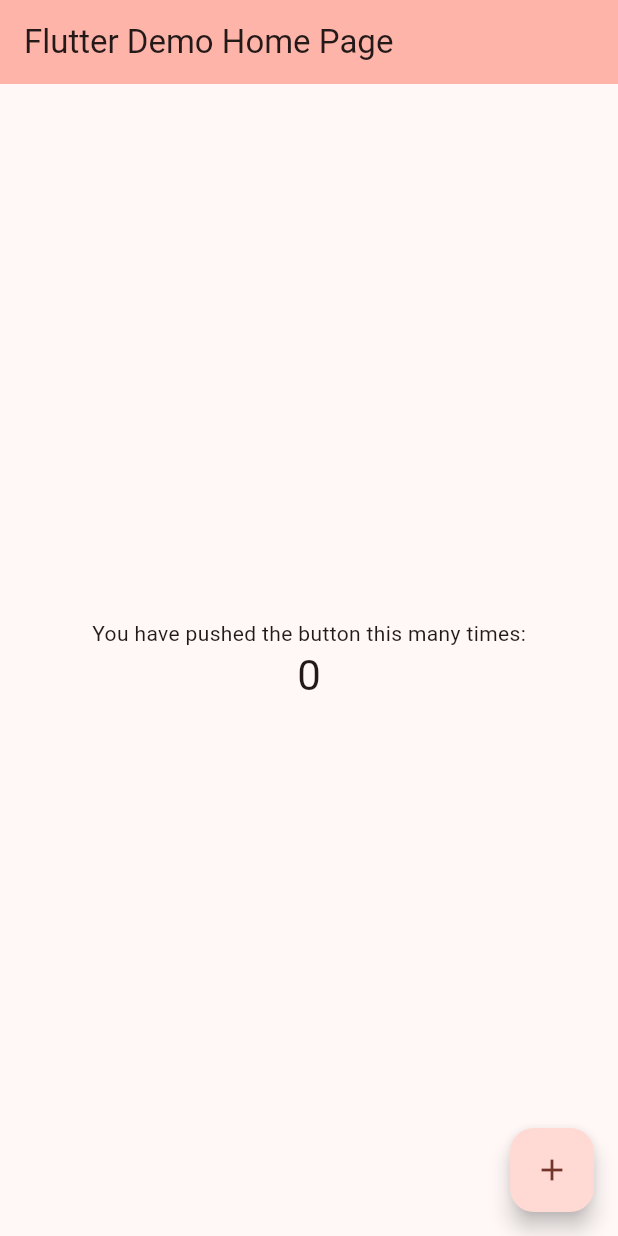
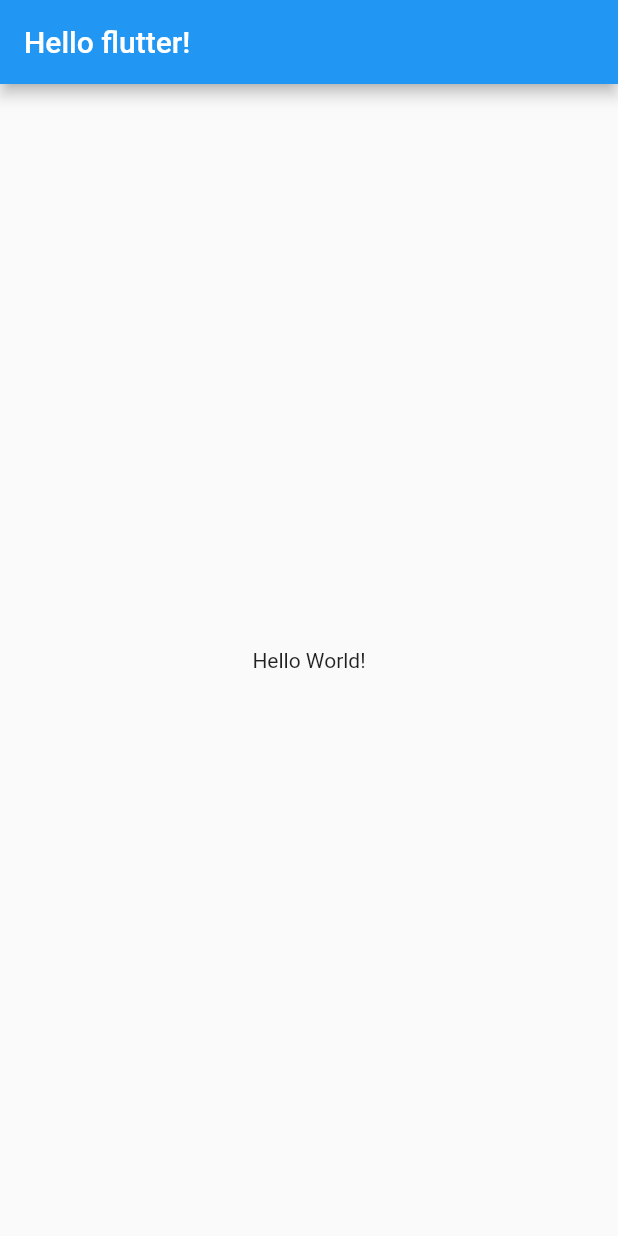
Before and after one commit to updaun/toonflix, a Flutter app: the screen it shows after launch, on a phone screen of 412 x 824 dp. Run offline on Flutter 3.47's test engine with Material 2 defaults, Android fonts, the phone set to English and light mode, and no system bars.

Commit message:
feat: hello flutter

```diff
--- a/lib/main.dart
+++ b/lib/main.dart
@@ -1,125 +1,21 @@
 import 'package:flutter/material.dart';
 
 void main() {
-  runApp(const MyApp());
+  runApp(const App());
 }
 
-class MyApp extends StatelessWidget {
-  const MyApp({super.key});
+class App extends StatelessWidget {
+  const App({super.key});
 
-  // This widget is the root of your application.
   @override
   Widget build(BuildContext context) {
     return MaterialApp(
-      title: 'Flutter Demo',
-      theme: ThemeData(
-        // This is the theme of your application.
-        //
-        // TRY THIS: Try running your application with "flutter run". You'll see
-        // the application has a blue toolbar. Then, without quitting the app,
-        // try changing the seedColor in the colorScheme below to Colors.green
-        // and then invoke "hot reload" (save your changes or press the "hot
-        // reload" button in a Flutter-supported IDE, or press "r" if you used
-        // the command line to start the app).
-        //
-        // Notice that the counter didn't reset back to zero; the application
-        // state is not lost during the reload. To reset the state, use hot
-        // restart instead.
-        //
-        // This works for code too, not just values: Most code changes can be
-        // tested with just a hot reload.
-        colorScheme: ColorScheme.fromSeed(seedColor: Colors.red),
-        useMaterial3: true,
+      home: Scaffold(
+        appBar: AppBar(
+          title: const Text('Hello flutter!'),
+        ),
+        body: const Center(child: Text('Hello World!')),
       ),
-      home: const MyHomePage(title: 'Flutter Demo Home Page'),
     );
   }
 }
-
-class MyHomePage extends StatefulWidget {
-  const MyHomePage({super.key, required this.title});
-
-  // This widget is the home page of your application. It is stateful, meaning
-  // that it has a State object (defined below) that contains fields that affect
-  // how it looks.
-
-  // This class is the configuration for the state. It holds the values (in this
-  // case the title) provided by the parent (in this case the App widget) and
-  // used by the build method of the State. Fields in a Widget subclass are
-  // always marked "final".
-
-  final String title;
-
-  @override
-  State<MyHomePage> createState() => _MyHomePageState();
-}
-
-class _MyHomePageState extends State<MyHomePage> {
-  int _counter = 0;
-
-  void _incrementCounter() {
-    setState(() {
-      // This call to setState tells the Flutter framework that something has
-      // changed in this State, which causes it to rerun the build method below
-      // so that the display can reflect the updated values. If we changed
-      // _counter without calling setState(), then the build method would not be
-      // called again, and so nothing would appear to happen.
-      _counter++;
-    });
-  }
-
-  @override
-  Widget build(BuildContext context) {
-    // This method is rerun every time setState is called, for instance as done
-    // by the _incrementCounter method above.
-    //
-    // The Flutter framework has been optimized to make rerunning build methods
-    // fast, so that you can just rebuild anything that needs updating rather
-    // than having to individually change instances of widgets.
-    return Scaffold(
-      appBar: AppBar(
-        // TRY THIS: Try changing the color here to a specific color (to
-        // Colors.amber, perhaps?) and trigger a hot reload to see the AppBar
-        // change color while the other colors stay the same.
-        backgroundColor: Theme.of(context).colorScheme.inversePrimary,
-        // Here we take the value from the MyHomePage object that was created by
-        // the App.build method, and use it to set our appbar title.
-        title: Text(widget.title),
-      ),
-      body: Center(
-        // Center is a layout widget. It takes a single child and positions it
-        // in the middle of the parent.
-        child: Column(
-          // Column is also a layout widget. It takes a list of children and
-          // arranges them vertically. By default, it sizes itself to fit its
-          // children horizontally, and tries to be as tall as its parent.
-          //
-          // Column has various properties to control how it sizes itself and
-          // how it positions its children. Here we use mainAxisAlignment to
-          // center the children vertically; the main axis here is the vertical
-          // axis because Columns are vertical (the cross axis would be
-          // horizontal).
-          //
-          // TRY THIS: Invoke "debug painting" (choose the "Toggle Debug Paint"
-          // action in the IDE, or press "p" in the console), to see the
-          // wireframe for each widget.
-          mainAxisAlignment: MainAxisAlignment.center,
-          children: <Widget>[
-            const Text(
-              'You have pushed the button this many times:',
-            ),
-            Text(
-              '$_counter',
-              style: Theme.of(context).textTheme.headlineMedium,
-            ),
-          ],
-        ),
-      ),
-      floatingActionButton: FloatingActionButton(
-        onPressed: _incrementCounter,
-        tooltip: 'Increment',
-        child: const Icon(Icons.add),
-      ), // This trailing comma makes auto-formatting nicer for build methods.
-    );
-  }
-}
```
